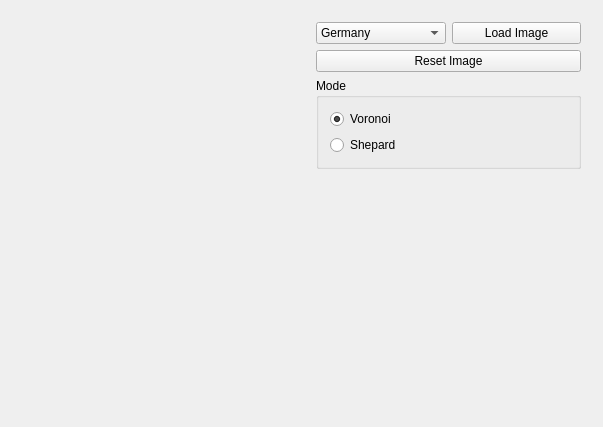
This is src/mapvisualization/mapvisualization.ui in chFleschutz/simulation-and-data-visualization as Qt 5 draws it before an edit. The edited form follows.
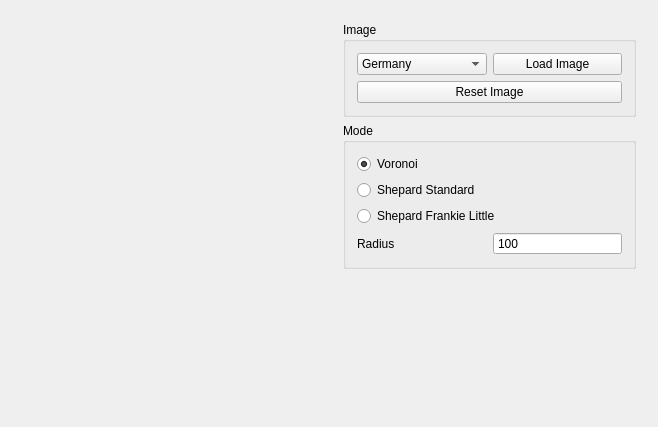
This is the edited form. Custom widgets are drawn as their Qt base class.

Commit message: Add frankie little weight function for shepard

```diff
--- a/src/mapvisualization/mapvisualization.ui
+++ b/src/mapvisualization/mapvisualization.ui
@@ -6,7 +6,7 @@
    <rect>
     <x>0</x>
     <y>0</y>
-    <width>603</width>
+    <width>658</width>
     <height>427</height>
    </rect>
   </property>
@@ -19,8 +19,20 @@
    </item>
    <item>
     <widget class="QWidget" name="controls" native="true">
+     <property name="maximumSize">
+      <size>
+       <width>400</width>
+       <height>16777215</height>
+      </size>
+     </property>
      <layout class="QVBoxLayout" name="verticalLayout">
       <item>
+       <widget class="QGroupBox" name="groupBox">
+        <property name="title">
+         <string>Image</string>
+        </property>
+        <layout class="QVBoxLayout" name="verticalLayout_3">
+         <item>
        <layout class="QHBoxLayout" name="horizontalLayout_3">
         <item>
          <widget class="QComboBox" name="imagePresets">
@@ -57,8 +69,11 @@
         </property>
        </widget>
       </item>
+        </layout>
+       </widget>
+      </item>
       <item>
-       <widget class="QGroupBox" name="groupBox">
+       <widget class="QGroupBox" name="modes">
         <property name="title">
          <string>Mode</string>
         </property>
@@ -76,10 +91,41 @@
          <item>
           <widget class="QRadioButton" name="shepardButton">
            <property name="text">
-            <string>Shepard</string>
+            <string>Shepard Standard</string>
            </property>
           </widget>
          </item>
+         <item>
+          <widget class="QRadioButton" name="shepardFrankieLittleButton">
+           <property name="text">
+            <string>Shepard Frankie Little</string>
+           </property>
+          </widget>
+         </item>
+         <item>
+          <layout class="QHBoxLayout" name="horizontalLayout_4">
+           <item>
+            <widget class="QLabel" name="label">
+             <property name="text">
+              <string>Radius</string>
+             </property>
+            </widget>
+           </item>
+           <item>
+            <widget class="QSpinBox" name="spinBox">
+             <property name="buttonSymbols">
+              <enum>QAbstractSpinBox::NoButtons</enum>
+             </property>
+             <property name="maximum">
+              <number>1000</number>
+             </property>
+             <property name="value">
+              <number>100</number>
+             </property>
+            </widget>
+           </item>
+          </layout>
+         </item>
         </layout>
        </widget>
       </item>
```
Left out of the diff: 58 changed lines with no effect on the pictures. Lines whose indentation alone changed are shown as unchanged. The commit also changes 8 other files.
